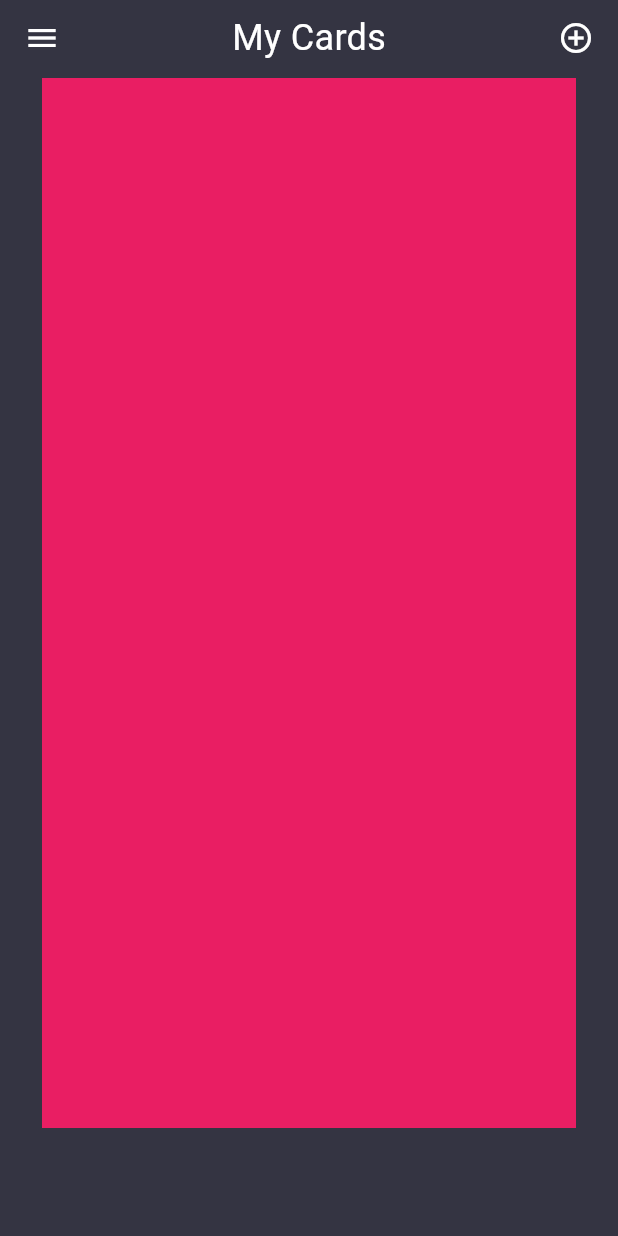
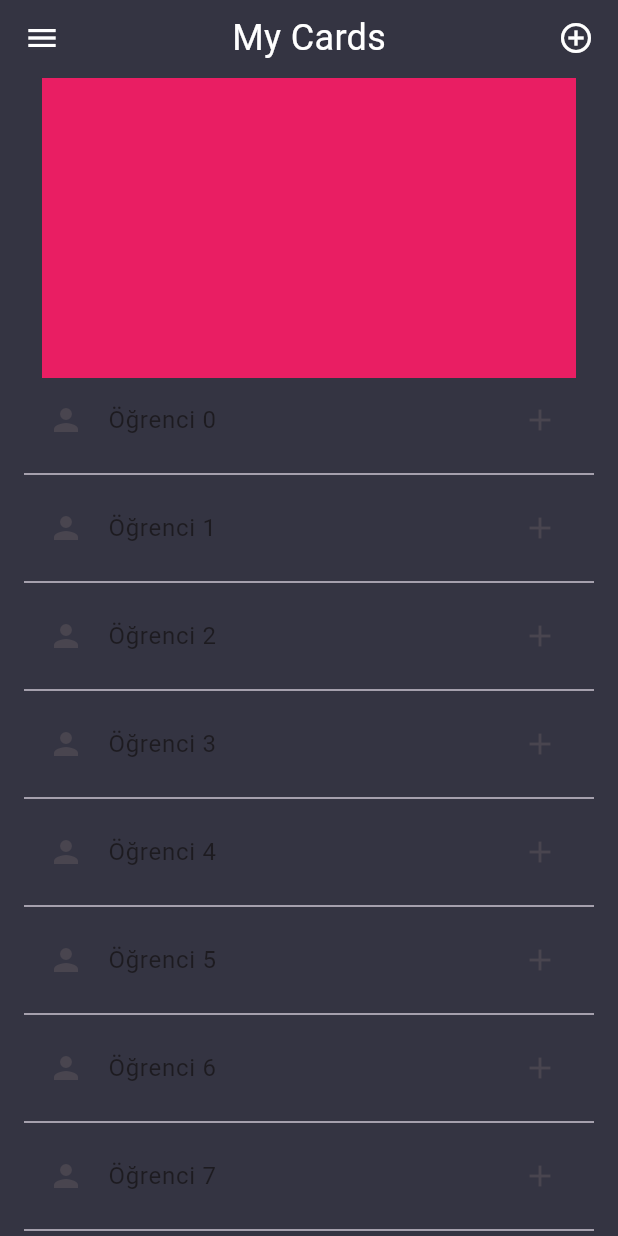
Before and after one commit to BerkayGithub/flutter_slider_metodu, a Flutter app: the screen it shows after launch, on a phone screen of 412 x 824 dp. Run offline on Flutter 3.47's test engine with Material 3 defaults, Android fonts, the phone set to English and light mode, and no system bars.

```diff
--- a/lib/menu_dashboard.dart
+++ b/lib/menu_dashboard.dart
@@ -10,18 +10,26 @@ class MenuDashboard extends StatefulWidget {
   State<MenuDashboard> createState() => _MenuDashboardState();
 }
 
-class _MenuDashboardState extends State<MenuDashboard> with SingleTickerProviderStateMixin{
+class _MenuDashboardState extends State<MenuDashboard>
+    with SingleTickerProviderStateMixin {
   late double ekranYuksekligi, ekranGenisligi;
   bool menuAcikMi = false;
   late AnimationController controller;
   late Animation<double> scaleAnimation;
-  final Duration duration = Duration(milliseconds: 500);
+  late Animation<double> scaleMenuAnimation;
+  late Animation<Offset> menuOffsetAnimation;
+  final Duration duration = Duration(milliseconds: 250);
 
   @override
   void initState() {
     super.initState();
     controller = AnimationController(vsync: this, duration: duration);
     scaleAnimation = Tween(begin: 1.0, end: 0.6).animate(controller);
+    scaleMenuAnimation = Tween(begin: 0.0, end: 1.0).animate(controller);
+    menuOffsetAnimation = Tween(
+      begin: Offset(-1, 0),
+      end: Offset(0, 0),
+    ).animate(CurvedAnimation(parent: controller, curve: Curves.easeIn));
   }
 
   @override
@@ -45,7 +53,11 @@ class _MenuDashboardState extends State<MenuDashboard> with SingleTickerProvider
   }
 
   menuOlustur(BuildContext context) {
-    return Padding(
+    return SlideTransition(
+      position: menuOffsetAnimation,
+      child: ScaleTransition(
+        scale: scaleMenuAnimation,
+        child: Padding(
           padding: const EdgeInsets.only(left: 18.0),
           child: Align(
             alignment: Alignment.centerLeft,
@@ -67,6 +79,8 @@ class _MenuDashboardState extends State<MenuDashboard> with SingleTickerProvider
               ],
             ),
           ),
+        ),
+      ),
     );
   }
 
@@ -83,6 +97,7 @@ class _MenuDashboardState extends State<MenuDashboard> with SingleTickerProvider
           borderRadius: menuAcikMi == true ? BorderRadius.circular(40) : null,
           elevation: menuAcikMi == true ? 8 : 0,
           color: backgroundColor,
+          child: SingleChildScrollView(
             child: Padding(
               padding: EdgeInsets.only(left: 16, right: 16, top: 8),
               child: Column(
@@ -93,9 +108,9 @@ class _MenuDashboardState extends State<MenuDashboard> with SingleTickerProvider
                       InkWell(
                         onTap: () {
                           setState(() {
-                          if(menuAcikMi){
+                            if (menuAcikMi) {
                               controller.reverse();
-                          }else{
+                            } else {
                               controller.forward();
                             }
                             menuAcikMi = !menuAcikMi;
@@ -112,7 +127,7 @@ class _MenuDashboardState extends State<MenuDashboard> with SingleTickerProvider
                   ),
                   Container(
                     margin: EdgeInsets.only(top: 10),
-                  height: 700,
+                    height: 200,
                     child: PageView(
                       scrollDirection: Axis.horizontal,
                       children: <Widget>[
@@ -138,8 +153,24 @@ class _MenuDashboardState extends State<MenuDashboard> with SingleTickerProvider
                         ),
                       ],
                     ),
-                )
+                  ),
+                  ListView.separated(
+                    itemBuilder: (context, index) {
+                      return ListTile(
+                        leading: Icon(Icons.person),
+                        title: Text("Öğrenci $index"),
+                        trailing: Icon(Icons.add),
+                      );
+                    },
+                    itemCount: 50,
+                    shrinkWrap: true,
+                    separatorBuilder: (BuildContext context, int index) {
+                      return Divider();
+                    },
+                    physics: BouncingScrollPhysics(),
+                  ),
                 ],
+              ),
             ),
           ),
         ),
```
Lines whose indentation alone changed are shown as unchanged.
